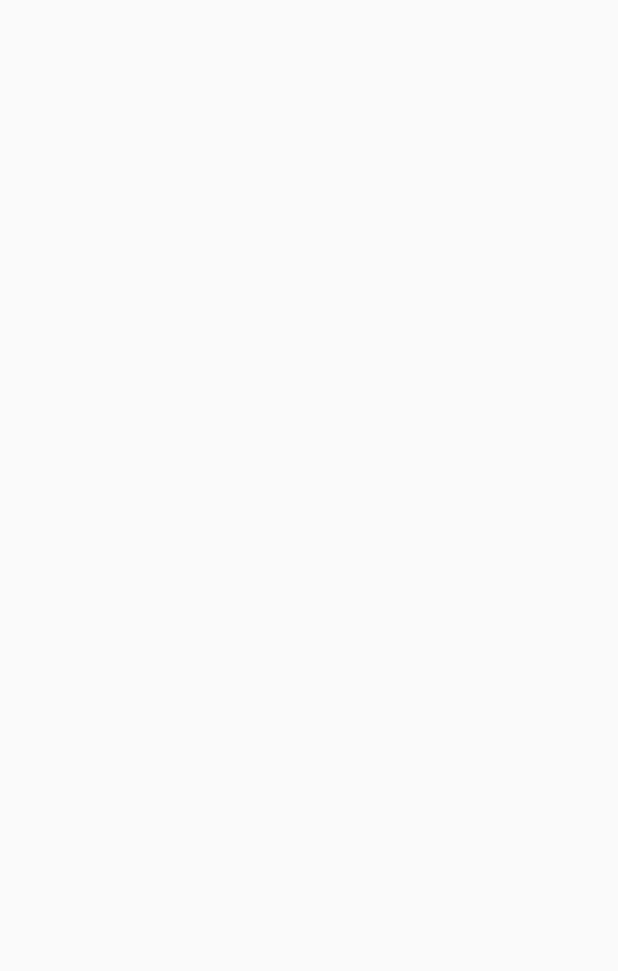
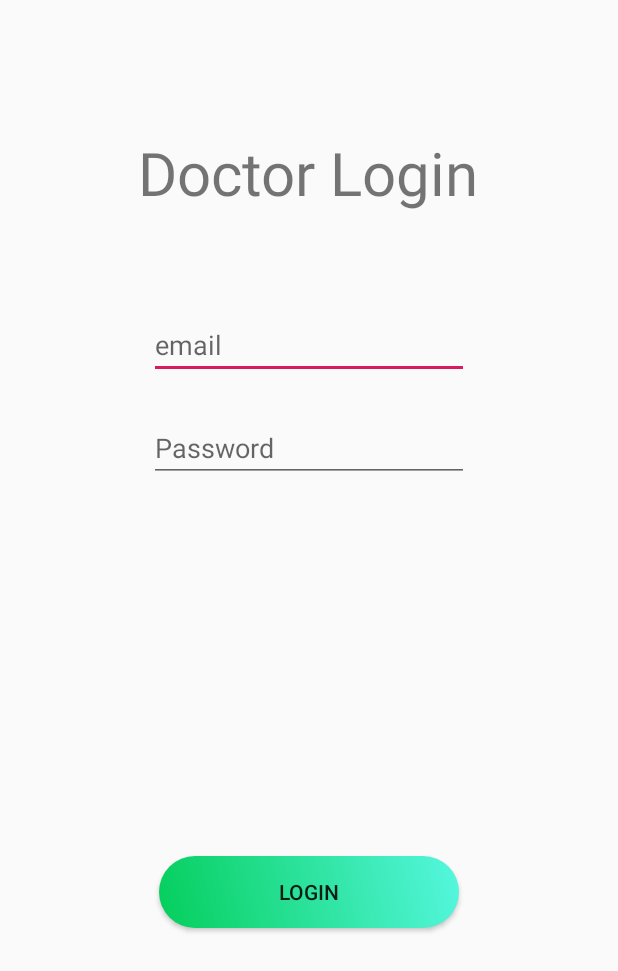
Before and after one commit to akashrajkr/Appointy, an Android app: the doctorLogin screen opened directly, with no data from a screen before it, on a phone screen of 412 x 824 dp. Before the commit the part shown is empty. Shown: the top 971 px of the screen. Run offline under Robolectric (Android 15) with nearby library versions, the phone set to English and light mode, and no system bars; our stand-ins replace Firebase (no records; nobody signed in at launch, a user with empty details on screens opened directly).

Commit message:
Added firebase authentication to doctor login page. Now app is crashing as soon as it is opened

```diff
--- a/app/build.gradle
+++ b/app/build.gradle
@@ -20,9 +20,12 @@ android {
 
 dependencies {
     implementation fileTree(dir: 'libs', include: ['*.jar'])
+    //noinspection GradleCompatible
     implementation 'com.android.support:appcompat-v7:28.0.0'
     implementation 'com.android.support.constraint:constraint-layout:1.1.3'
     implementation 'com.google.firebase:firebase-core:16.0.1'
+    implementation 'com.google.firebase:firebase-auth:16.0.4'
+    implementation 'com.google.android.gms:play-services-gcm:16.0.0'
     implementation 'com.android.support:design:28.0.0'
     testImplementation 'junit:junit:4.12'
     androidTestImplementation 'com.android.support.test:runner:1.0.2'
--- /dev/null
+++ b/app/src/main/res/drawable/docloginsubmit.xml
@@ -0,0 +1,5 @@
+<?xml version="1.0" encoding="utf-8"?>
+<shape android:shape="rectangle" xmlns:android="http://schemas.android.com/apk/res/android">
+    <corners android:radius="40dp"></corners>
+    <gradient android:startColor="#04ce5b" android:endColor="#55f7df" android:angle="45"></gradient>
+</shape>
--- a/app/src/main/res/layout/activity_doctor_login.xml
+++ b/app/src/main/res/layout/activity_doctor_login.xml
@@ -1,9 +1,58 @@
 <?xml version="1.0" encoding="utf-8"?>
-<android.support.constraint.ConstraintLayout xmlns:android="http://schemas.android.com/apk/res/android"
+<RelativeLayout xmlns:android="http://schemas.android.com/apk/res/android"
     xmlns:app="http://schemas.android.com/apk/res-auto"
     xmlns:tools="http://schemas.android.com/tools"
     android:layout_width="match_parent"
     android:layout_height="match_parent"
-    tools:context=".doctorLogin">
+    tools:context=".doctorLogin" >
 
-</android.support.constraint.ConstraintLayout>
+    <TextView
+        android:layout_width="wrap_content"
+        android:layout_height="wrap_content"
+        android:layout_alignParentTop="true"
+        android:layout_centerHorizontal="true"
+        android:layout_marginTop="88dp"
+        android:text="Doctor Login"
+        android:textAlignment="center"
+        android:textSize="40dp"
+        tools:layout_editor_absoluteX="156dp"
+        tools:layout_editor_absoluteY="34dp" />
+
+    <EditText
+        android:id="@+id/etUsermail"
+        android:layout_width="wrap_content"
+        android:layout_height="wrap_content"
+        android:layout_alignParentTop="true"
+        android:layout_centerHorizontal="true"
+        android:layout_marginTop="207dp"
+        android:ems="10"
+        android:hint="email"
+        android:inputType="textEmailAddress"
+        tools:layout_editor_absoluteX="98dp"
+        tools:layout_editor_absoluteY="152dp" />
+
+    <EditText
+        android:id="@+id/etPassword"
+        android:layout_width="wrap_content"
+        android:layout_height="wrap_content"
+        android:layout_alignParentTop="true"
+        android:layout_centerHorizontal="true"
+        android:layout_marginTop="276dp"
+        android:ems="10"
+        android:hint="Password"
+        android:inputType="textPassword"
+        tools:layout_editor_absoluteX="98dp"
+        tools:layout_editor_absoluteY="238dp" />
+
+    <Button
+        android:id="@+id/docsubmit"
+        android:background="@drawable/docloginsubmit"
+        android:layout_width="200dp"
+        android:layout_height="wrap_content"
+        android:layout_alignParentBottom="true"
+        android:layout_centerHorizontal="true"
+        android:layout_marginBottom="205dp"
+        android:text="Login" />
+
+
+</RelativeLayout>
```
Also changed, not shown: app/src/main/AndroidManifest.xml (+7 -2 lines), app/src/main/java/akash/haxkers/com/appointy/MainActivity.java (+8 -1 lines), app/src/main/java/akash/haxkers/com/appointy/doctorActivity.java (added, +13 -0 lines), app/src/main/java/akash/haxkers/com/appointy/doctorLogin.java (+75 -1 lines), app/src/main/res/layout/activity_doctor.xml (added, +15 -0 lines).
